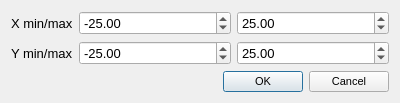
Old version of the form cropdialog.ui in the repository VespucciProject/Vespucci.
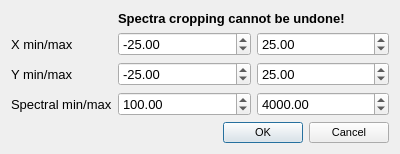
New version of the form.

Commit message: Ability to crop spectra by spectral abcissa values.

What changed in the file:
```diff
--- a/cropdialog.ui
+++ b/cropdialog.ui
@@ -7,7 +7,7 @@
     <x>0</x>
     <y>0</y>
     <width>400</width>
-    <height>97</height>
+    <height>131</height>
    </rect>
   </property>
   <property name="font">
@@ -18,15 +18,15 @@
   <property name="windowTitle">
    <string>Crop Dataset</string>
   </property>
-  <layout class="QFormLayout" name="formLayout_2">
-   <item row="0" column="0">
+  <layout class="QFormLayout" name="formLayout">
+   <item row="1" column="0">
     <widget class="QLabel" name="label">
      <property name="text">
       <string>X min/max</string>
      </property>
     </widget>
    </item>
-   <item row="0" column="1">
+   <item row="1" column="1">
     <layout class="QHBoxLayout" name="horizontalLayout">
      <item>
       <widget class="QDoubleSpinBox" name="xMinDoubleSpinBox">
@@ -50,14 +50,14 @@
      </item>
     </layout>
    </item>
-   <item row="1" column="0">
+   <item row="2" column="0">
     <widget class="QLabel" name="label_2">
      <property name="text">
       <string>Y min/max</string>
      </property>
     </widget>
    </item>
-   <item row="1" column="1">
+   <item row="2" column="1">
     <layout class="QHBoxLayout" name="horizontalLayout_2">
      <item>
       <widget class="QDoubleSpinBox" name="yMinDoubleSpinBox">
@@ -81,10 +81,47 @@
      </item>
     </layout>
    </item>
-   <item row="2" column="0">
-    <layout class="QFormLayout" name="formLayout"/>
+   <item row="3" column="0">
+    <widget class="QLabel" name="label_3">
+     <property name="text">
+      <string>Spectral min/max</string>
+     </property>
+    </widget>
    </item>
-   <item row="2" column="1">
+   <item row="3" column="1">
+    <layout class="QHBoxLayout" name="horizontalLayout_3">
+     <item>
+      <widget class="QDoubleSpinBox" name="wlMinDoubleSpinBox">
+       <property name="minimum">
+        <double>-100.000000000000000</double>
+       </property>
+       <property name="maximum">
+        <double>10000.000000000000000</double>
+       </property>
+       <property name="singleStep">
+        <double>1.000000000000000</double>
+       </property>
+       <property name="value">
+        <double>100.000000000000000</double>
+       </property>
+      </widget>
+     </item>
+     <item>
+      <widget class="QDoubleSpinBox" name="wlMaxDoubleSpinBox">
+       <property name="minimum">
+        <double>-99.989999999999995</double>
+       </property>
+       <property name="maximum">
+        <double>10000.000000000000000</double>
+       </property>
+       <property name="value">
+        <double>4000.000000000000000</double>
+       </property>
+      </widget>
+     </item>
+    </layout>
+   </item>
+   <item row="4" column="1">
     <widget class="QDialogButtonBox" name="buttonBox">
      <property name="font">
       <font>
@@ -99,6 +136,19 @@
      </property>
     </widget>
    </item>
+   <item row="0" column="1">
+    <widget class="QLabel" name="label_4">
+     <property name="font">
+      <font>
+       <weight>75</weight>
+       <bold>true</bold>
+      </font>
+     </property>
+     <property name="text">
+      <string>Spectra cropping cannot be undone!</string>
+     </property>
+    </widget>
+   </item>
   </layout>
  </widget>
  <resources/>
```
The commit also changes 13 other files.
